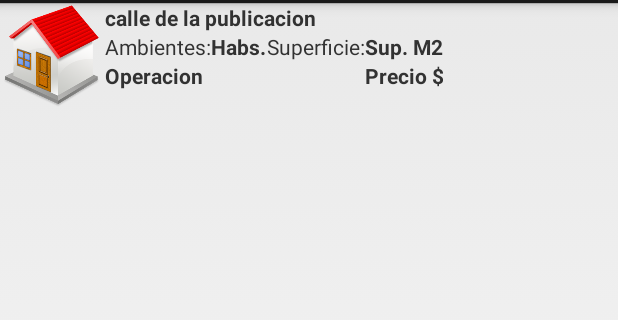
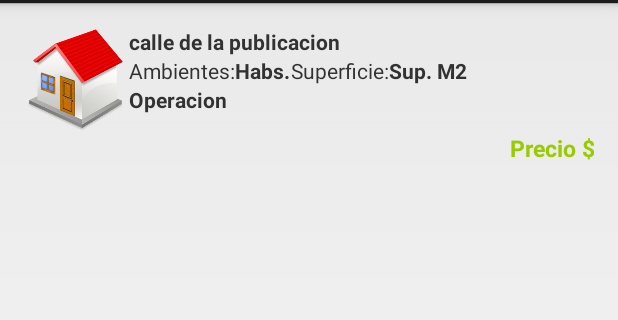
Before and after one commit to pablomusumeci/mileem, an Android app: the layout publication_search_display.xml on its own in the app's theme, with its tools: preview values and no code run, on a phone screen of 412 x 824 dp, the part 69-389 px from its top. Run offline under Robolectric (Android 15) with nearby library versions, the phone set to English and light mode, and no system bars.

Commit message:
fix para el listado apaisado

```diff
--- a/android-mileem/app/src/main/java/ar/uba/fi/proyectos2/mileem/search/SearchResultsActivity.java
+++ b/android-mileem/app/src/main/java/ar/uba/fi/proyectos2/mileem/search/SearchResultsActivity.java
@@ -25,7 +25,7 @@ import ar.uba.fi.proyectos2.mileem.service.ListAdapter;
 public class SearchResultsActivity extends ListActivity {
 
     ArrayList<Publication> list = new ArrayList<Publication>();
-    private String url = "http://demo9345628.mockable.io/publications.json";
+    private String url = "http://192.168.1.100/rest_publications";
 
     @Override
     protected void onCreate(Bundle savedInstanceState) {
--- a/android-mileem/app/src/main/res/layout/publication_search_display.xml
+++ b/android-mileem/app/src/main/res/layout/publication_search_display.xml
@@ -1,13 +1,21 @@
 <?xml version="1.0" encoding="utf-8"?>
+<TableLayout xmlns:android="http://schemas.android.com/apk/res/android"
+    xmlns:tools="http://schemas.android.com/tools"
+    android:layout_width="fill_parent"
+    android:layout_height="wrap_content"
+    android:paddingLeft="@dimen/activity_horizontal_margin"
+    android:paddingRight="@dimen/activity_horizontal_margin"
+    android:paddingTop="@dimen/activity_vertical_margin"
+    android:paddingBottom="@dimen/activity_vertical_margin"
+    tools:context="ar.uba.fi.proyectos2.mileem.search.PublicationDetailActivity">
 
-<TableLayout xmlns:android="http://schemas.android.com/apk/res/android"
-    android:layout_width="match_parent"
-    android:layout_height="wrap_content"
-    android:orientation="vertical">
+    <RelativeLayout
+        android:layout_width="fill_parent"
+        android:layout_height="fill_parent">
 
         <TableRow
-        android:layout_width="match_parent"
-        android:layout_height="fill_parent"
+            android:layout_width="fill_parent"
+            android:layout_height="wrap_content"
             android:minHeight="70dp"
             android:baselineAligned="false"
             android:clickable="false"
@@ -25,30 +33,33 @@
                 android:layout_height="wrap_content">
 
                 <TableRow
-                android:layout_width="match_parent"
-                android:layout_height="fill_parent">
+                    android:layout_width="wrap_content"
+                    android:layout_height="fill_parent"
+                    android:layout_gravity="left">
 
                     <LinearLayout
                         android:orientation="horizontal"
-                    android:layout_width="120dip"
-                    android:layout_height="fill_parent">
+                        android:layout_width="wrap_content"
+                        android:layout_height="fill_parent"
+                        android:layout_gravity="left">
 
                         <TextView
                             android:id="@+id/PublicationStreetID"
                             android:name="street"
-                        android:layout_width="match_parent"
+                            android:layout_width="wrap_content"
                             android:layout_height="wrap_content"
-                        android:gravity="left"
                             android:singleLine="false"
                             android:autoText="false"
                             android:textStyle="bold"
-                        android:text="calle de la publicacion" />
+                            android:text="calle de la publicacion"
+                            android:gravity="center_horizontal"
+                            android:layout_gravity="center_horizontal" />
                     </LinearLayout>
 
                 </TableRow>
 
                 <TableRow
-                android:layout_width="fill_parent"
+                    android:layout_width="wrap_content"
                     android:layout_height="fill_parent">
 
                     <LinearLayout
@@ -85,6 +96,7 @@
                             android:layout_weight="0.52"
                             android:textStyle="bold"
                             android:text="Sup. M2" />
+
                     </LinearLayout>
 
                 </TableRow>
@@ -97,7 +109,7 @@
                         android:orientation="horizontal"
                         android:layout_width="fill_parent"
                         android:layout_height="fill_parent"
-                    android:weightSum="1">
+                        android:layout_span="251">
 
                         <TextView
                             android:layout_width="70dp"
@@ -106,22 +118,6 @@
                             android:textStyle="bold"
                             android:text="Operacion" />
 
-                    <TableRow
-                        android:layout_width="fill_parent"
-                        android:layout_height="fill_parent"
-                        android:gravity="right">
-
-                        <TextView
-                            android:id="@+id/PublicationPriceID"
-                            android:name="price"
-                            android:layout_width="124dp"
-                            android:layout_height="wrap_content"
-                            android:textStyle="bold"
-                            android:gravity="right"
-                            android:layout_gravity="right"
-                            android:text="Precio $" />
-                    </TableRow>
-
                     </LinearLayout>
 
                 </TableRow>
@@ -129,4 +125,26 @@
             </TableLayout>
 
         </TableRow>
+    </RelativeLayout>
+
+    <TableRow
+        android:layout_width="fill_parent"
+        android:layout_height="fill_parent">
+
+        <TextView
+            android:id="@+id/PublicationPriceID"
+            android:name="price"
+            android:layout_width="wrap_content"
+            android:layout_height="wrap_content"
+            android:textStyle="bold"
+            android:text="Precio $"
+            android:textColor="@android:color/holo_green_light"
+            android:layout_gravity="right"
+            android:gravity="right"
+            android:fontFamily="@string/price"
+            android:textSize="15dp"
+            android:layout_column="1"
+            android:layout_weight="1" />
+    </TableRow>
+
 </TableLayout>
```
Lines whose indentation alone changed are shown as unchanged.
